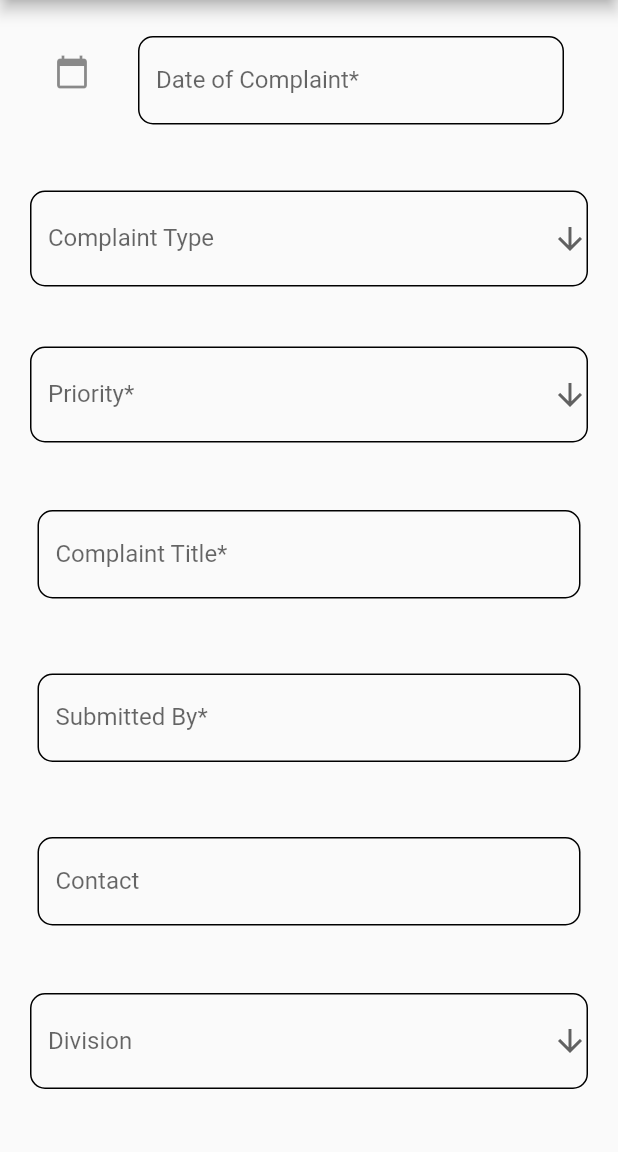
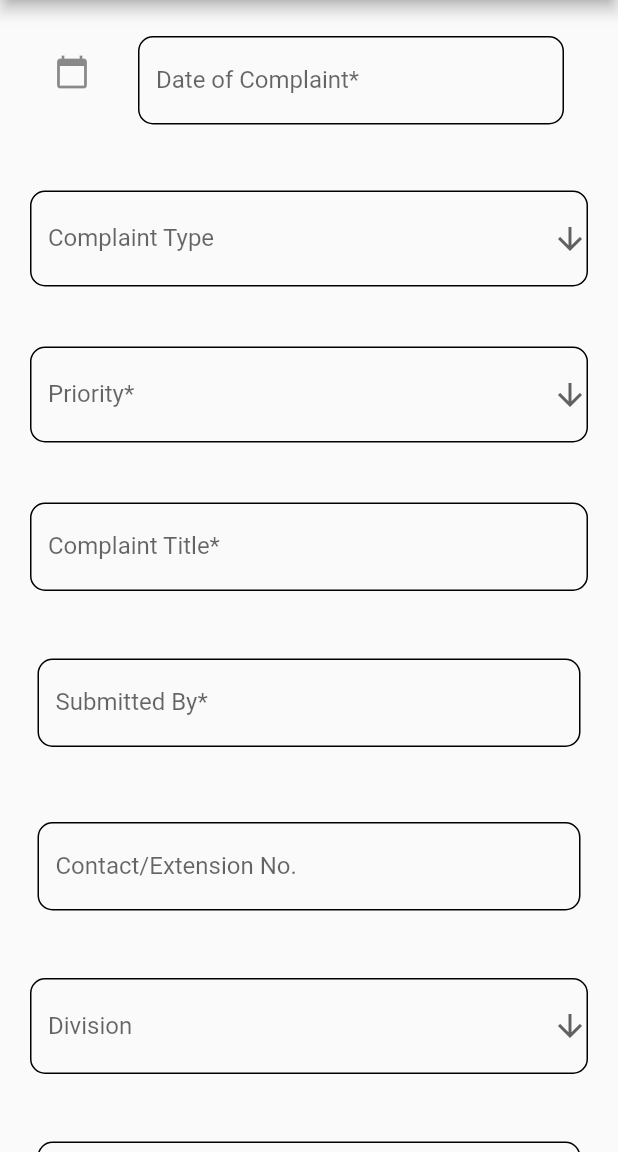
Before and after one commit to aniruddhpillai1699/kamachi_app_admin, a Flutter app: the EditPage screen opened directly with empty values, on a phone screen of 412 x 824 dp, the part 84-1236 px from its top. Run offline on Flutter 3.47's test engine with Material 2 defaults, Android fonts, the phone set to English and light mode, and no system bars; our stand-ins replace firebase_auth, firebase_database, firebase_messaging, flutter_local_notifications, package_info; accounts and stored records are empty.

Commit message:
pre final commit

```diff
--- a/lib/Pages/EditPage.dart
+++ b/lib/Pages/EditPage.dart
@@ -377,7 +377,7 @@ class _EditPageState extends State<EditPage> {
                     ),
                   ),
                   Padding(
-                    padding: EdgeInsets.all(25.0),
+                    padding: EdgeInsets.all(20.0),
                     child: TextFormField(
                       controller: comptitlecontroller,
                       decoration: InputDecoration(
@@ -416,7 +416,7 @@ class _EditPageState extends State<EditPage> {
                       controller: contactcontroller,
                       keyboardType: TextInputType.number,
                       decoration: InputDecoration(
-                          labelText: 'Contact',
+                          labelText: 'Contact/Extension No.',
                           enabledBorder: OutlineInputBorder(
                               borderRadius: BorderRadius.circular(10.0))),
                     ),
--- a/lib/Pages/FormPage.dart
+++ b/lib/Pages/FormPage.dart
@@ -404,7 +404,7 @@ class _FormPageState extends State<FormPage> {
                       controller: contactcontroller,
                       keyboardType: TextInputType.number,
                       decoration: InputDecoration(
-                          labelText: 'Contact',
+                          labelText: 'Contact/Extension No.',
                           enabledBorder: OutlineInputBorder(
                               borderRadius: BorderRadius.circular(10.0))),
                     ),
--- a/lib/Pages/home_page.dart
+++ b/lib/Pages/home_page.dart
@@ -142,7 +142,6 @@ class _HomePageState extends State<HomePage> {
               child: Column(
                 crossAxisAlignment: CrossAxisAlignment.start,
                 children: <Widget>[
-                  Divider(height: 5.0),
                   Padding(
                       padding: EdgeInsets.all(10.0),
                       child: Text("Date of Complaint: ${list[index].dateof}")),
```
